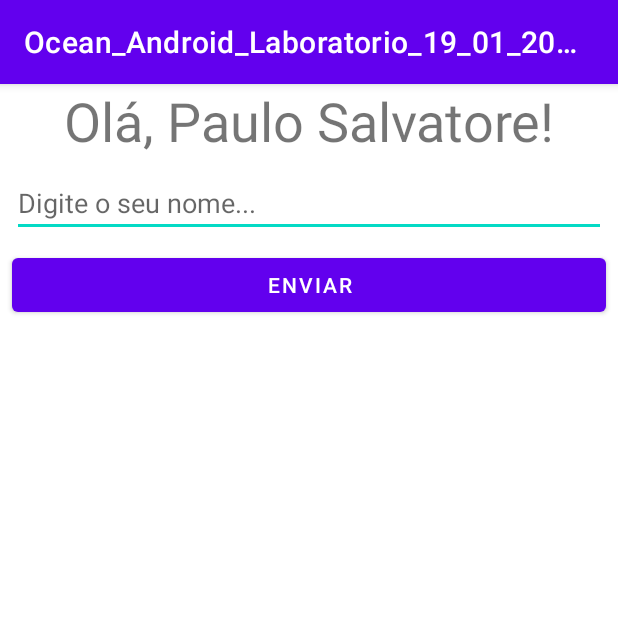
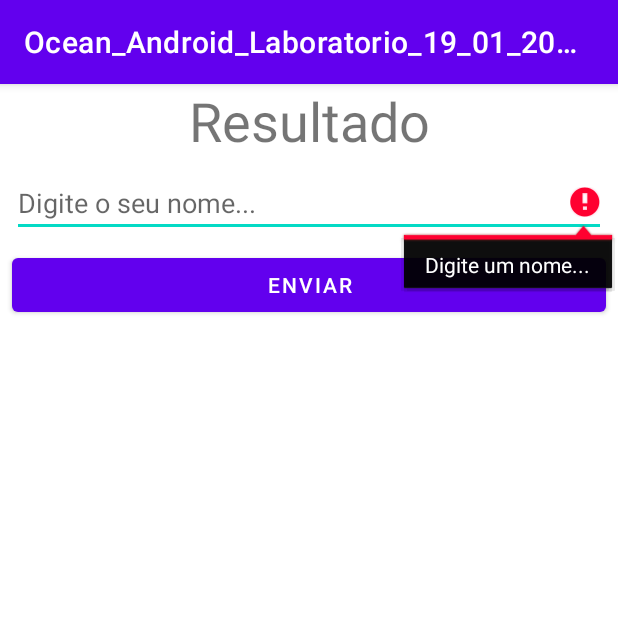
Before and after one commit to paulosalvatore/Ocean_Android_Laboratorio_19_01_2021, an Android app: the screen it shows after launch (MainActivity), after a tap on "ENVIAR", on a phone screen of 412 x 824 dp, the top half of it. Run offline under Robolectric (Android 15) with nearby library versions, the phone set to English and light mode, and no system bars.

Commit message:
Implementação do etNome atualizando o tvResultado e da validação se o etNome possui informação digitada, exibindo mensagem de erro

```diff
--- a/app/src/main/java/com/oceanbrasil/ocean_android_laboratorio_19_01_2021/MainActivity.kt
+++ b/app/src/main/java/com/oceanbrasil/ocean_android_laboratorio_19_01_2021/MainActivity.kt
@@ -2,6 +2,7 @@ package com.oceanbrasil.ocean_android_laboratorio_19_01_2021
 
 import android.os.Bundle
 import android.widget.Button
+import android.widget.EditText
 import android.widget.TextView
 import androidx.appcompat.app.AppCompatActivity
 
@@ -12,9 +13,15 @@ class MainActivity : AppCompatActivity() {
 
         val tvResultado = findViewById<TextView>(R.id.tvResultado)
         val btEnviar = findViewById<Button>(R.id.btEnviar)
+        val etNome = findViewById<EditText>(R.id.etNome)
 
         btEnviar.setOnClickListener {
-            tvResultado.text = "Olá, Paulo Salvatore!"
+//            tvResultado.text = "Olá, Paulo Salvatore!"
+            if (etNome.text.isNotBlank()) {
+                tvResultado.text = "Olá, ${etNome.text}!"
+            } else {
+                etNome.error = "Digite um nome..."
+            }
         }
     }
 }
```
